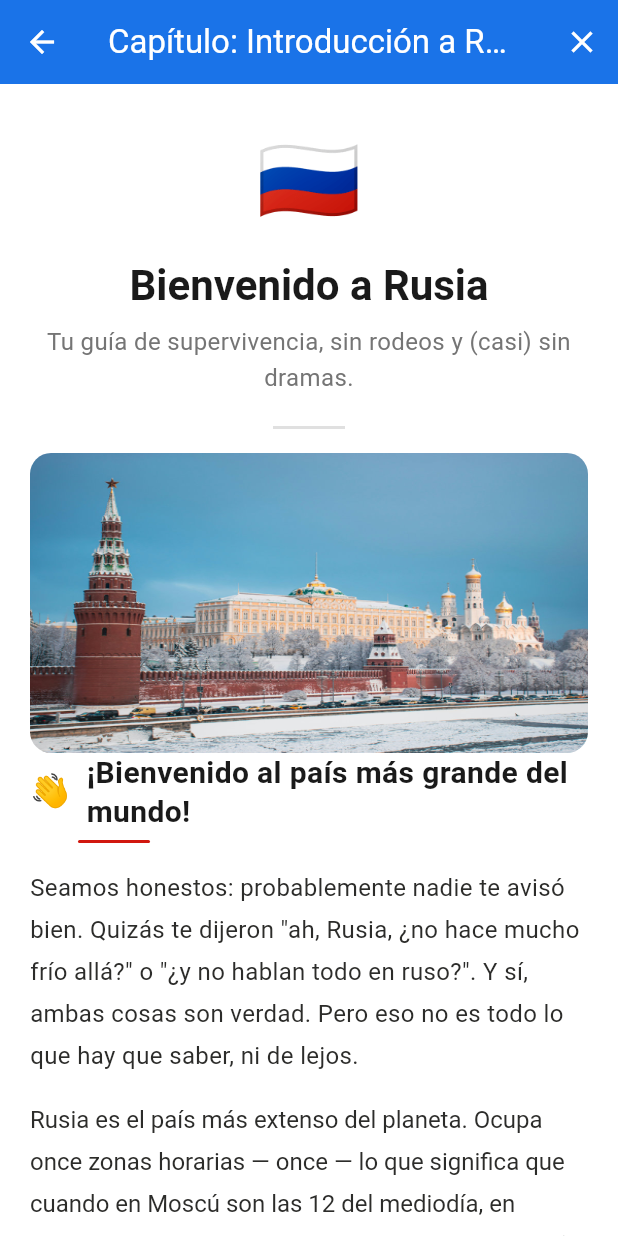
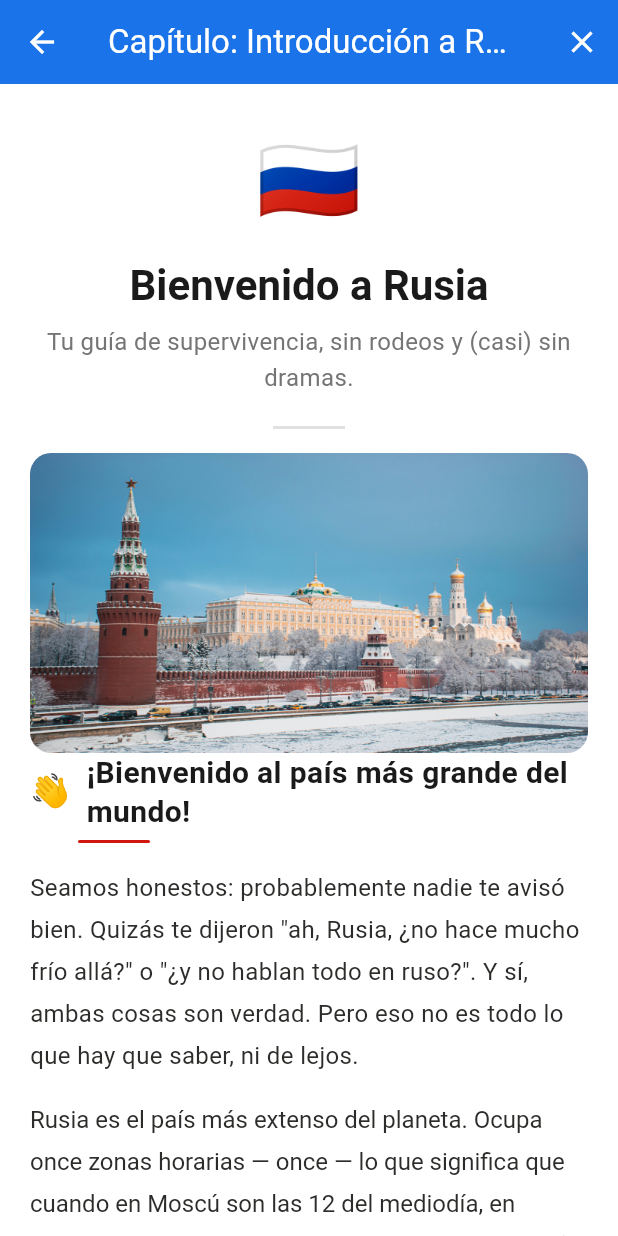
Before and after one commit to bricode247/russia_guide, a Flutter app: the Chapter0Screen screen opened directly with sample values from the repository, on a phone screen of 412 x 824 dp. Run offline on Flutter 3.47's test engine with Material 3 defaults, Android fonts, the phone set to English and light mode, and no system bars; missing offline and left inert: flutter_pdfview.

Commit message:
Update in the function for imagen and new folder structure

```diff
--- a/lib/data/chapter0/chapter0_data.dart
+++ b/lib/data/chapter0/chapter0_data.dart
@@ -82,7 +82,7 @@ const List<Map<String, String>> culturalShocks = [
 
 // Lista de capítulos de la app (para la sección "Cómo usar la guía")
 const List<List<String>> appChapters = [
-  ['🚇', 'Capítulo 1', 'Transporte y metro'],
+  ['🏠', 'Capítulo 1', 'Desde tu casa hasta el aeropuerto'],
   ['🏠', 'Capítulo 2', 'Alojamiento y barrios'],
   ['🍽️', 'Capítulo 3', 'Comida y restaurantes'],
   ['📋', 'Capítulo 4', 'Trámites y burocracia'],
--- a/lib/data/chapters_repository.dart
+++ b/lib/data/general_data/chapters_repository.dart
@@ -1,7 +1,7 @@
 import 'package:flutter/material.dart';
-import '../models/chapter_model.dart';
-import '../screens/chapter0/chapter0_screen.dart';
-import '../screens/chapter1/chapter1_screen.dart';
+import '../../models/chapter_model.dart';
+import '../../screens/chapter0/chapter0_screen.dart';
+import '../../screens/chapter1/chapter1_screen.dart';
 
 class ChaptersRepository {
   // Lista única de capítulos
--- a/lib/data/mock_data.dart
+++ b/lib/data/general_data/mock_data.dart
@@ -1,5 +1,5 @@
-import '../models/chapter_model.dart';
-import '../models/note_model.dart';
+import '../../models/chapter_model.dart';
+import '../../models/note_model.dart';
 
 final List<Chapter> mockChapters = [
   Chapter(
--- a/lib/screens/chapter0/chapter0_screen.dart
+++ b/lib/screens/chapter0/chapter0_screen.dart
@@ -1,25 +1,24 @@
 // lib/screens/chapter0/chapter0_screen.dart
-import '../../data/chapters_repository.dart';
+import '../../data/general_data/chapters_repository.dart';
 import '../../themes/app_colors.dart';
 import 'package:flutter/material.dart';
-import '../../widgets/section_header.dart';
-import '../../widgets/quiz_card.dart';
+import '../../widgets/general_widgets/section_header.dart';
+import '../../widgets/general_widgets/quiz_card.dart';
 import '../../widgets/chapter0/chapter0_widgets.dart'; // todos los demás widgets
 import '../../data/chapter0/chapter0_data.dart';
 import '../../data/chapter0/chapter0_quizzes.dart';
 import '../../models/chapter_model.dart';
-import '../../widgets/next_chapter_button.dart';
+import '../../widgets/general_widgets/next_chapter_button.dart';
 
 class Chapter0Screen extends StatelessWidget {
   final Chapter chapter;
 
   const Chapter0Screen({super.key, required this.chapter});
 
-  double _getImageHeight(BuildContext context) {
-    final width = MediaQuery.of(context).size.width;
-    if (width >= 1200) return 320; // Escritorio grande
-    if (width >= 800) return 280; // Escritorio pequeño / tablet horizontal
-    if (width >= 600) return 240; // Tablet vertical / móvil grande
+  double _getImageHeight(double availableWidth) {
+    if (availableWidth >= 1200) return 320; // Escritorio grande
+    if (availableWidth >= 800) return 280; // Escritorio pequeño / tablet horizontal
+    if (availableWidth >= 600) return 240; // Tablet vertical / móvil grande
     return 200; // Móvil pequeño
   }
 
@@ -66,16 +65,21 @@ class Chapter0Screen extends StatelessWidget {
               const SizedBox(height: 16),
 
               // ── FOTO 1: Panorámica de Moscú ──
-              ClipRRect(
+              LayoutBuilder(
+                builder: (context, constraints) {
+                  final imageHeight = _getImageHeight(constraints.maxWidth);
+                  return ClipRRect(
                     borderRadius: BorderRadius.circular(14),
                     child: Image.asset(
-                  'assets/images/chapter0/intro_moscow_panorama.jpg',
-                  height: _getImageHeight(context),
+                      'assets/images/chapter0/chapter0_moscow_panorama.jpg',
+                      height: imageHeight,
                       width: double.infinity,
                       fit: BoxFit.cover, // Ajusta la imagen para cubrir el espacio sin deformarse
-                  cacheWidth: (MediaQuery.of(context).size.width * MediaQuery.of(context).devicePixelRatio).round(),
-                  cacheHeight: (_getImageHeight(context) * MediaQuery.of(context).devicePixelRatio).round(),
+                      cacheWidth: (constraints.maxWidth * MediaQuery.of(context).devicePixelRatio).round(),
+                      cacheHeight: (imageHeight * MediaQuery.of(context).devicePixelRatio).round(),
                     ),
+                  );
+                },
               ),
 
               // ── SECCIÓN 1: BIENVENIDA ──
@@ -99,17 +103,21 @@ class Chapter0Screen extends StatelessWidget {
               const SizedBox(height: 24),
 
               // ── FOTO 2: Metro de Moscú ──
-
-              ClipRRect(
+              LayoutBuilder(
+                builder: (context, constraints) {
+                  final imageHeight = _getImageHeight(constraints.maxWidth);
+                  return ClipRRect(
                     borderRadius: BorderRadius.circular(14),
                     child: Image.asset(
-                  'assets/images/chapter0/intro_moscow_metro.jpg',
-                  height: _getImageHeight(context),
+                      'assets/images/chapter0/chapter0_moscow_metro.jpg',
+                      height: imageHeight,
                       width: double.infinity,
                       fit: BoxFit.cover, // Ajusta la imagen para cubrir el espacio sin deformarse
-                  cacheWidth: (MediaQuery.of(context).size.width * MediaQuery.of(context).devicePixelRatio).round(),
-                  cacheHeight: (_getImageHeight(context) * MediaQuery.of(context).devicePixelRatio).round(),
+                      cacheWidth: (constraints.maxWidth * MediaQuery.of(context).devicePixelRatio).round(),
+                      cacheHeight: (imageHeight * MediaQuery.of(context).devicePixelRatio).round(),
                     ),
+                  );
+                },
               ),
 
               // ── SECCIÓN 3: MITOS ──
@@ -121,16 +129,21 @@ class Chapter0Screen extends StatelessWidget {
               const SizedBox(height: 24),
 
               // ── FOTO 3: Invierno ruso ──
-              ClipRRect(
+              LayoutBuilder(
+                builder: (context, constraints) {
+                  final imageHeight = _getImageHeight(constraints.maxWidth);
+                  return ClipRRect(
                     borderRadius: BorderRadius.circular(14),
                     child: Image.asset(
-                  'assets/images/chapter0/intro_russian_winter.jpg',
-                  height: _getImageHeight(context),
+                      'assets/images/chapter0/chapter0_russian_winter.jpg',
+                      height: imageHeight,
                       width: double.infinity,
-                  fit: BoxFit.cover,
-                  cacheWidth: (MediaQuery.of(context).size.width * MediaQuery.of(context).devicePixelRatio).round(),
-                  cacheHeight: (_getImageHeight(context) * MediaQuery.of(context).devicePixelRatio).round(),
+                      fit: BoxFit.cover, // Ajusta la imagen para cubrir el espacio sin deformarse
+                      cacheWidth: (constraints.maxWidth * MediaQuery.of(context).devicePixelRatio).round(),
+                      cacheHeight: (imageHeight * MediaQuery.of(context).devicePixelRatio).round(),
                     ),
+                  );
+                },
               ),
 
               // ── SECCIÓN 4: IDIOMA ──
@@ -142,16 +155,21 @@ class Chapter0Screen extends StatelessWidget {
               const SizedBox(height: 24),
 
               // ── FOTO 4: Letreros en cirílico ──
-              ClipRRect(
+              LayoutBuilder(
+                builder: (context, constraints) {
+                  final imageHeight = _getImageHeight(constraints.maxWidth);
+                  return ClipRRect(
                     borderRadius: BorderRadius.circular(14),
                     child: Image.asset(
-                  'assets/images/chapter0/intro_cyrillic_signs.jpg',
-                  height:  _getImageHeight(context),
+                      'assets/images/chapter0/chapter0_cyrillic_signs.jpg',
+                      height: imageHeight,
                       width: double.infinity,
-                  fit: BoxFit.cover,
-                  cacheWidth: (MediaQuery.of(context).size.width * MediaQuery.of(context).devicePixelRatio).round(),
-                  cacheHeight: (_getImageHeight(context) * MediaQuery.of(context).devicePixelRatio).round(),
+                      fit: BoxFit.cover, // Ajusta la imagen para cubrir el espacio sin deformarse
+                      cacheWidth: (constraints.maxWidth * MediaQuery.of(context).devicePixelRatio).round(),
+                      cacheHeight: (imageHeight * MediaQuery.of(context).devicePixelRatio).round(),
                     ),
+                  );
+                },
               ),
 
               // ── QUIZZES 2, 3, 4a/4b, 5 ──
@@ -175,16 +193,21 @@ class Chapter0Screen extends StatelessWidget {
               const SizedBox(height: 24),
 
               // ── FOTO 6: Noches blancas de San Petersburgo ──
-              ClipRRect(
+              LayoutBuilder(
+                builder: (context, constraints) {
+                  final imageHeight = _getImageHeight(constraints.maxWidth);
+                  return ClipRRect(
                     borderRadius: BorderRadius.circular(14),
                     child: Image.asset(
-                  'assets/images/chapter0/intro_white_nights.jpg',
-                  height: _getImageHeight(context),
+                      'assets/images/chapter0/chapter0_white_nights.jpg',
+                      height: imageHeight,
                       width: double.infinity,
-                  fit: BoxFit.cover,
-                  cacheWidth: (MediaQuery.of(context).size.width * MediaQuery.of(context).devicePixelRatio).round(),
-                  cacheHeight: (_getImageHeight(context) * MediaQuery.of(context).devicePixelRatio).round(),
+                      fit: BoxFit.cover, // Ajusta la imagen para cubrir el espacio sin deformarse
+                      cacheWidth: (constraints.maxWidth * MediaQuery.of(context).devicePixelRatio).round(),
+                      cacheHeight: (imageHeight * MediaQuery.of(context).devicePixelRatio).round(),
                     ),
+                  );
+                },
               ),
 
               // ── SECCIÓN 6: CÓMO USAR LA GUÍA ──
--- a/lib/screens/home/home_screen.dart
+++ b/lib/screens/home/home_screen.dart
@@ -1,7 +1,7 @@
 import 'package:flutter/material.dart';
 import '../../themes/app_colors.dart';
-import '../../widgets/app_drawer.dart'; // Importamos el drawer
-import '../../data/chapters_repository.dart';
+import '../../widgets/general_widgets/app_drawer.dart'; // Importamos el drawer
+import '../../data/general_data/chapters_repository.dart';
 import '../../models/note_model.dart';
 
 class HomeScreen extends StatefulWidget {
--- a/lib/widgets/app_drawer.dart
+++ b/lib/widgets/general_widgets/app_drawer.dart
@@ -1,5 +1,5 @@
 import 'package:flutter/material.dart';
-import '../themes/app_colors.dart';
+import '../../themes/app_colors.dart';
 
 class AppDrawer extends StatelessWidget {
   const AppDrawer({super.key});
--- a/lib/widgets/next_chapter_button.dart
+++ b/lib/widgets/general_widgets/next_chapter_button.dart
@@ -1,6 +1,6 @@
 import 'package:flutter/material.dart';
-import '../data/chapters_repository.dart';
-import '../models/chapter_model.dart';
+import '../../data/general_data/chapters_repository.dart';
+import '../../models/chapter_model.dart';
 
 class NextChapterButton extends StatelessWidget {
   final Chapter currentChapter;
--- a/lib/widgets/quiz_card.dart
+++ b/lib/widgets/general_widgets/quiz_card.dart
@@ -1,5 +1,5 @@
 import 'package:flutter/material.dart';
-import '../models/quiz_model.dart';
+import '../../models/quiz_model.dart';
 import 'fill_in_blank_input.dart';
 
 class QuizCard extends StatefulWidget {
```
Also changed, not shown: lib/screens/chapter1/chapter1_screen.dart (+49 -30 lines), lib/widgets/double_quiz_card.dart (deleted, +0 -201 lines), assets/images/chapter0/chapter0_cyrillic_signs.jpg (renamed from assets/images/chapter0/intro_cyrillic_signs.jpg), assets/images/chapter0/chapter0_moscow_metro.jpg (renamed from assets/images/chapter0/intro_moscow_metro.jpg), assets/images/chapter0/chapter0_moscow_panorama.jpg (renamed from assets/images/chapter0/intro_moscow_panorama.jpg), assets/images/chapter0/chapter0_russian_winter.jpg (renamed from assets/images/chapter0/intro_russian_winter.jpg), assets/images/chapter0/chapter0_white_nights.jpg (renamed from assets/images/chapter0/intro_white_nights.jpg), lib/widgets/general_widgets/fill_in_blank_input.dart (renamed from lib/widgets/fill_in_blank_input.dart), lib/widgets/general_widgets/photo_placeholder.dart (renamed from lib/widgets/photo_placeholder.dart), lib/widgets/general_widgets/section_header.dart (renamed from lib/widgets/section_header.dart), 1 other file. Lines whose indentation alone changed are shown as unchanged.
